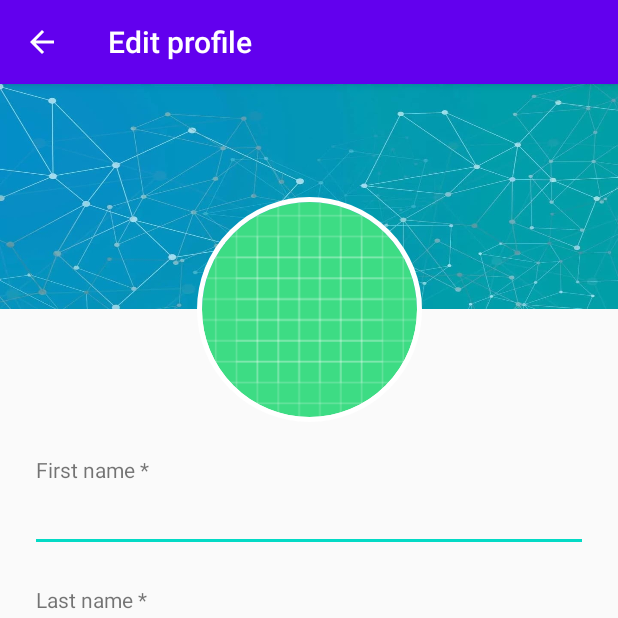
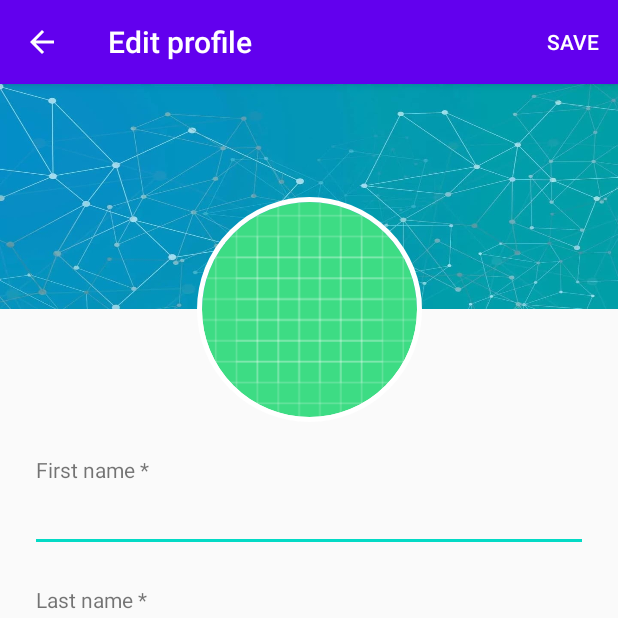
Before and after one commit to sonnguyen0310/MiuMap, an Android app: the EditProfileActivity screen opened directly, with no data from a screen before it, on a phone screen of 412 x 824 dp, the top half of it. Run offline under Robolectric (Android 15) with nearby library versions, the phone set to English and light mode, and no system bars; our stand-ins replace Picasso; plain views replace CircularImageView; pictures from the network do not load.

Commit message:
Added save button to edit profile screen

```diff
--- /dev/null
+++ b/app/src/main/res/menu/edit_profile_options_menu.xml
@@ -0,0 +1,8 @@
+<?xml version="1.0" encoding="utf-8"?>
+<menu xmlns:android="http://schemas.android.com/apk/res/android"
+    xmlns:app="http://schemas.android.com/apk/res-auto">
+    <item
+        android:id="@+id/save_menu_item"
+        android:title="@string/save"
+        app:showAsAction="always" />
+</menu>
--- a/app/src/main/res/values/strings.xml
+++ b/app/src/main/res/values/strings.xml
@@ -11,4 +11,8 @@
     <string name="email_required">Email *</string>
     <string name="phone_number">Phone number</string>
     <string name="phone_number_hint">e.g. 641 541 9917</string>
+    <string name="save">Save</string>
+    <string name="ok">Ok</string>
+    <string name="cancel">Cancel</string>
+    <string name="confirmation">Confirmation</string>
 </resources>
```
Also changed, not shown: app/src/main/java/com/sng/miumap/ui/profile/EditProfileActivity.kt (+22 -3 lines).
